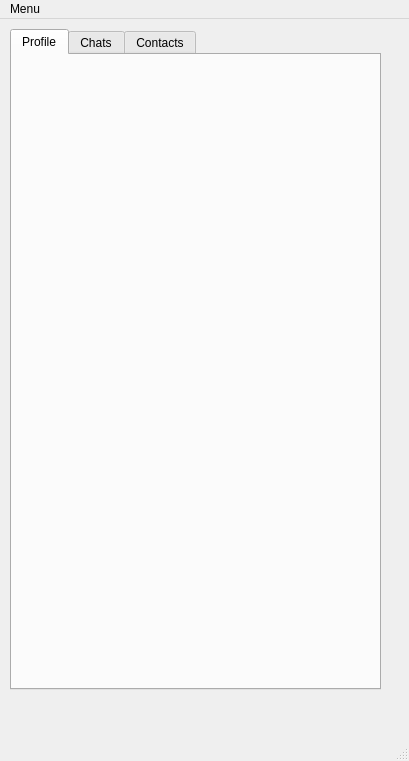
Before: the Qt Designer form mainwindow.ui in Knigan/Qt-Messenger, drawn with Qt 5.
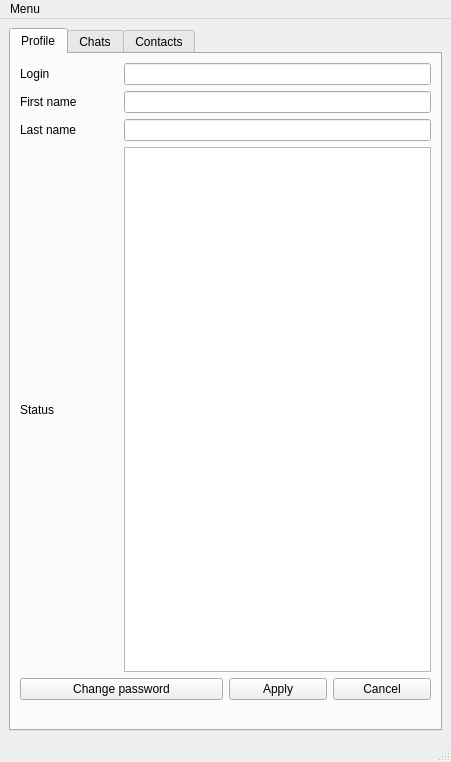
After: the same form once the commit is applied.

```diff
--- a/mainwindow.ui
+++ b/mainwindow.ui
@@ -6,23 +6,17 @@
    <rect>
     <x>0</x>
     <y>0</y>
-    <width>409</width>
-    <height>761</height>
+    <width>451</width>
+    <height>762</height>
    </rect>
   </property>
   <property name="windowTitle">
    <string>MainWindow</string>
   </property>
   <widget class="QWidget" name="centralwidget">
+   <layout class="QGridLayout" name="gridLayout">
+    <item row="0" column="0">
    <widget class="QTabWidget" name="tabWidget">
-    <property name="geometry">
-     <rect>
-      <x>10</x>
-      <y>10</y>
-      <width>371</width>
-      <height>661</height>
-     </rect>
-    </property>
     <property name="toolTip">
      <string/>
     </property>
@@ -36,6 +30,76 @@
      <attribute name="title">
       <string>Profile</string>
      </attribute>
+       <layout class="QGridLayout" name="gridLayout_2">
+        <item row="0" column="0">
+         <widget class="QLabel" name="ProfileLoginLabel">
+          <property name="text">
+           <string>Login</string>
+          </property>
+         </widget>
+        </item>
+        <item row="0" column="1" colspan="3">
+         <widget class="QLineEdit" name="ProfileLoginLineEdit"/>
+        </item>
+        <item row="1" column="0">
+         <widget class="QLabel" name="ProfileFirstNameLabel">
+          <property name="text">
+           <string>First name</string>
+          </property>
+         </widget>
+        </item>
+        <item row="1" column="1" colspan="3">
+         <widget class="QLineEdit" name="ProfileFirstNameLineEdit"/>
+        </item>
+        <item row="2" column="0">
+         <widget class="QLabel" name="ProfileLastNameLabel">
+          <property name="text">
+           <string>Last name</string>
+          </property>
+         </widget>
+        </item>
+        <item row="2" column="1" colspan="3">
+         <widget class="QLineEdit" name="ProfileLastNameLineEdit"/>
+        </item>
+        <item row="3" column="0">
+         <widget class="QLabel" name="ProfileStatusLabel">
+          <property name="text">
+           <string>Status</string>
+          </property>
+         </widget>
+        </item>
+        <item row="3" column="1" colspan="3">
+         <widget class="QTextEdit" name="ProfileStatusTextEdit"/>
+        </item>
+        <item row="4" column="0" colspan="2">
+         <widget class="QPushButton" name="ProfileChangePasswordButton">
+          <property name="text">
+           <string>Change password</string>
+          </property>
+         </widget>
+        </item>
+        <item row="4" column="2">
+         <widget class="QPushButton" name="ProfileApplyButton">
+          <property name="text">
+           <string>Apply</string>
+          </property>
+         </widget>
+        </item>
+        <item row="4" column="3">
+         <widget class="QPushButton" name="ProfileCancelButton">
+          <property name="text">
+           <string>Cancel</string>
+          </property>
+         </widget>
+        </item>
+        <item row="5" column="0" colspan="4">
+         <widget class="QLabel" name="SuccessLabel">
+          <property name="text">
+           <string/>
+          </property>
+         </widget>
+        </item>
+       </layout>
     </widget>
     <widget class="QWidget" name="Chats">
      <attribute name="title">
@@ -48,13 +112,15 @@
      </attribute>
     </widget>
    </widget>
+    </item>
+   </layout>
   </widget>
   <widget class="QMenuBar" name="menubar">
    <property name="geometry">
     <rect>
      <x>0</x>
      <y>0</y>
-     <width>409</width>
+     <width>451</width>
      <height>21</height>
     </rect>
    </property>
```
Lines whose indentation alone changed are shown as unchanged.
